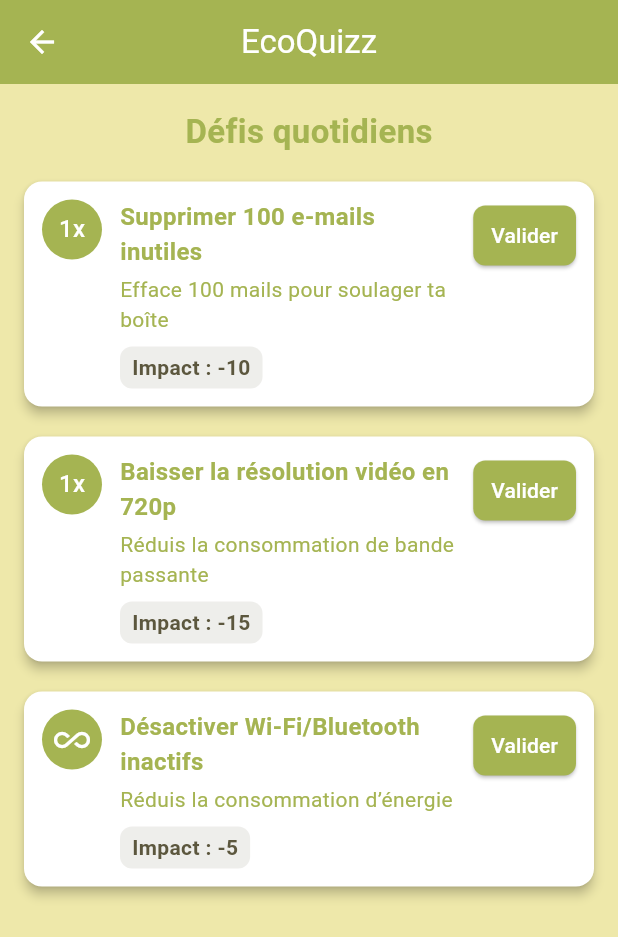
After one commit to HugoM38/EcoQuizz, a Flutter app: the DefiPage screen opened directly, on a phone screen of 412 x 824 dp. The commit adds this screen. Shown: the top 937 px of the screen. Run offline on Flutter 3.47's test engine with Material 3 defaults, Android fonts, the phone set to English and light mode, and no system bars; our stand-ins replace shared_preferences; accounts and stored records are empty.

Commit message:
Pre-merge: Front of the defi page

```diff
--- a/lib/main.dart
+++ b/lib/main.dart
@@ -1,3 +1,4 @@
+import 'package:ecoquizz/ui/defi/defi_home.dart';
 import 'package:flutter/material.dart';
 import 'package:ecoquizz/models/auth_model.dart';
 import 'package:ecoquizz/ui/auth/login_page.dart';
@@ -26,6 +27,7 @@ class EcoQuizz extends StatelessWidget {
       routes: {
         '/login': (context) => const LoginPage(),
         '/home': (context) => const HomePage(),
+        '/defi': (context) => const DefiPage()
       },
       navigatorObservers: [AuthObserver()],
       theme: ThemeData(
--- /dev/null
+++ b/lib/models/defi_model.dart
@@ -0,0 +1,31 @@
+class Defi {
+  final int id;
+  final String titre;
+  final String description;
+  final int impact;
+
+  Defi({
+    required this.id,
+    required this.titre,
+    required this.description,
+    required this.impact,
+  });
+
+  factory Defi.fromJson(Map<String, dynamic> json) {
+    return Defi(
+      id: json["id"],
+      titre: json["titre"],
+      description: json["description"],
+      impact: json["impact"],
+    );
+  }
+
+  Map<String, dynamic> toJson() {
+    return {
+      "id": id,
+      "titre": titre,
+      "description": description,
+      "impact": impact,
+    };
+  }
+}
--- /dev/null
+++ b/lib/services/defi_service.dart
@@ -0,0 +1,63 @@
+import 'dart:async';
+import 'package:ecoquizz/models/defi_model.dart';
+
+class DefiService {
+  // Fonction simulant un appel à une API pour récupérer une liste de défis.
+  // Pour l’instant, on se contente d’un délai simulé + liste mockée.
+  Future<List<Defi>> fetchDefis() async {
+    await Future.delayed(const Duration(seconds: 2));
+
+    // Liste de défis “mock”
+    return [
+      Defi(
+        id: 1,
+        titre: "Supprimer 100 e-mails inutiles",
+        description:
+        "Efface 100 messages non essentiels pour réduire l'encombrement numérique",
+        impact: -10,
+      ),
+      Defi(
+        id: 2,
+        titre: "Baisser la résolution des vidéos en 720p",
+        description:
+        "Réduis la consommation de bande passante en évitant la HD inutile",
+        impact: -15,
+      ),
+      Defi(
+        id: 3,
+        titre: "Désactiver le Wi-Fi et le Bluetooth quand inactifs",
+        description:
+        "Réduis la consommation d’énergie en désactivant les connexions inutilisées",
+        impact: -5,
+      ),
+      Defi(
+        id: 4,
+        titre: "Activer le mode sombre sur smartphone",
+        description:
+        "Diminue l’empreinte énergétique, surtout sur les écrans OLED/AMOLED",
+        impact: -7,
+      ),
+      Defi(
+        id: 5,
+        titre: "Transférer un fichier localement plutôt que via le cloud",
+        description:
+        "Utilise un câble ou un partage local pour éviter l’envoi sur des serveurs distants",
+        impact: -3,
+      ),
+      Defi(
+        id: 6,
+        titre: "Choisir un moteur de recherche écologique",
+        description:
+        "Privilégie des services qui compensent les émissions de CO₂",
+        impact: -4,
+      ),
+      Defi(
+        id: 7,
+        titre: "Limiter le streaming à un réseau Wi-Fi domestique",
+        description:
+        "Évite la data mobile pour réduire l'empreinte carbone et télécharge si possible",
+        impact: -6,
+      ),
+    ];
+  }
+}
--- /dev/null
+++ b/lib/ui/defi/defi_home.dart
@@ -0,0 +1,264 @@
+import 'package:flutter/material.dart';
+import 'package:ecoquizz/ui/widgets/EcoQuizz_appbar.dart';
+
+class DefiPage extends StatefulWidget {
+  const DefiPage({Key? key}) : super(key: key);
+
+  @override
+  State<DefiPage> createState() => _DefiPageState();
+}
+
+class _DefiPageState extends State<DefiPage> {
+  final Set<String> _validatedDefis = {};
+
+  @override
+  Widget build(BuildContext context) {
+    return Scaffold(
+      appBar: const EcoQuizzAppBar(title: "EcoQuizz"),
+      backgroundColor: Theme.of(context).colorScheme.surface,
+      body: FutureBuilder(
+        future: Future.delayed(const Duration(seconds: 1), () {
+          // Exemple de données mockées
+          return [
+            {
+              "id": "1",
+              "titre": "Supprimer 100 e-mails inutiles",
+              "description": "Efface 100 mails pour soulager ta boîte",
+              "impact": -10,
+              "unlimited": false
+            },
+            {
+              "id": "2",
+              "titre": "Baisser la résolution vidéo en 720p",
+              "description": "Réduis la consommation de bande passante",
+              "impact": -15,
+              "unlimited": false
+            },
+            {
+              "id": "3",
+              "titre": "Désactiver Wi-Fi/Bluetooth inactifs",
+              "description": "Réduis la consommation d’énergie",
+              "impact": -5,
+              "unlimited": true
+            },
+          ];
+        }),
+        builder: (context, snapshot) {
+          // 1) Chargement
+          if (snapshot.connectionState == ConnectionState.waiting) {
+            return const Center(child: CircularProgressIndicator());
+          }
+
+          // 2) Erreur
+          if (snapshot.hasError) {
+            return Center(
+              child: Text(
+                "Erreur : ${snapshot.error}",
+                style: TextStyle(
+                  color: Theme.of(context).colorScheme.onSurface,
+                ),
+              ),
+            );
+          }
+
+          // 3) Aucune donnée
+          if (!snapshot.hasData || (snapshot.data as List).isEmpty) {
+            return Center(
+              child: Text(
+                "Aucun défi disponible pour le moment.",
+                style: TextStyle(
+                  color: Theme.of(context).colorScheme.onSurface,
+                ),
+              ),
+            );
+          }
+
+          // 4) Affichage normal
+          final defis = snapshot.data as List;
+          return Column(
+            children: [
+              // Titre "Défis quotidiens"
+              Padding(
+                padding: const EdgeInsets.only(top: 16.0, bottom: 8.0),
+                child: Text(
+                  "Défis quotidiens",
+                  style: TextStyle(
+                    fontSize: 22,
+                    fontWeight: FontWeight.bold,
+                    color: Theme.of(context).colorScheme.onSurface,
+                  ),
+                ),
+              ),
+              Expanded(
+                child: ListView.builder(
+                  itemCount: defis.length,
+                  itemBuilder: (context, index) {
+                    final defi = defis[index];
+                    final defiId = defi["id"] as String;
+                    final bool isUnlimited = defi["unlimited"] as bool;
+                    final bool isAlreadyValidated =
+                    _validatedDefis.contains(defiId);
+
+                    return Container(
+                      margin:
+                      const EdgeInsets.symmetric(horizontal: 12, vertical: 6),
+                      child: Card(
+                        color: Colors.white,
+                        shape: RoundedRectangleBorder(
+                          borderRadius: BorderRadius.circular(12),
+                        ),
+                        elevation: 3,
+                        child: Padding(
+                          padding: const EdgeInsets.all(12.0),
+                          child: Row(
+                            crossAxisAlignment: CrossAxisAlignment.start,
+                            children: [
+                              // Icône ou tag "∞" si illimité, sinon un tag "1x"
+                              Container(
+                                margin: const EdgeInsets.only(right: 12),
+                                child: CircleAvatar(
+                                  radius: 20,
+                                  backgroundColor:
+                                  Theme.of(context).colorScheme.primary,
+                                  child: isUnlimited
+                                      ? const Icon(
+                                    Icons.all_inclusive,
+                                    color: Colors.white,
+                                  )
+                                      : const Text(
+                                    "1x",
+                                    style: TextStyle(color: Colors.white),
+                                  ),
+                                ),
+                              ),
+
+                              // Espace principal : titre + description + impact
+                              Expanded(
+                                child: Column(
+                                  crossAxisAlignment: CrossAxisAlignment.start,
+                                  children: [
+                                    // Titre
+                                    Text(
+                                      defi["titre"],
+                                      style: TextStyle(
+                                        fontSize: 16,
+                                        fontWeight: FontWeight.bold,
+                                        color: Theme.of(context)
+                                            .colorScheme
+                                            .onSurface,
+                                      ),
+                                    ),
+                                    const SizedBox(height: 4),
+                                    // Description
+                                    Text(
+                                      defi["description"],
+                                      style: TextStyle(
+                                        fontSize: 14,
+                                        color: Theme.of(context)
+                                            .colorScheme
+                                            .onSurface,
+                                      ),
+                                    ),
+                                    const SizedBox(height: 8),
+                                    // Impact
+                                    Row(
+                                      children: [
+                                        Container(
+                                          padding: const EdgeInsets.symmetric(
+                                              horizontal: 8, vertical: 4),
+                                          decoration: BoxDecoration(
+                                            color: Theme.of(context)
+                                                .colorScheme
+                                                .secondary
+                                                .withOpacity(0.1),
+                                            borderRadius:
+                                            BorderRadius.circular(8),
+                                          ),
+                                          child: Text(
+                                            "Impact : ${defi["impact"]}",
+                                            style: TextStyle(
+                                              color: Theme.of(context)
+                                                  .colorScheme
+                                                  .secondary,
+                                              fontWeight: FontWeight.bold,
+                                            ),
+                                          ),
+                                        ),
+                                      ],
+                                    ),
+                                  ],
+                                ),
+                              ),
+
+                              // Bouton Valider
+                              const SizedBox(width: 8),
+                              Column(
+                                children: [
+                                  ElevatedButton(
+                                    style: ElevatedButton.styleFrom(
+                                      backgroundColor: Theme.of(context)
+                                          .colorScheme
+                                          .primary,
+                                      foregroundColor: Theme.of(context)
+                                          .colorScheme
+                                          .onPrimary,
+                                      shape: RoundedRectangleBorder(
+                                        borderRadius: BorderRadius.circular(8),
+                                      ),
+                                      padding: const EdgeInsets.symmetric(
+                                          horizontal: 12, vertical: 8),
+                                    ),
+                                    onPressed: isUnlimited
+                                        ? () {
+                                      ScaffoldMessenger.of(context)
+                                          .showSnackBar(
+                                        SnackBar(
+                                          content: Text(
+                                              "Défi '${defi["titre"]}' validé (unlimited) !"),
+                                          behavior:
+                                          SnackBarBehavior.floating,
+                                        ),
+                                      );
+                                    }
+                                        : isAlreadyValidated
+                                        ? null
+                                        : () {
+                                      setState(() {
+                                        _validatedDefis.add(defiId);
+                                      });
+                                      ScaffoldMessenger.of(context)
+                                          .showSnackBar(
+                                        SnackBar(
+                                          content: Text(
+                                              "Défi '${defi["titre"]}' validé !"),
+                                          behavior: SnackBarBehavior
+                                              .floating,
+                                        ),
+                                      );
+                                    },
+                                    child: Text(
+                                      isUnlimited
+                                          ? "Valider"
+                                          : isAlreadyValidated
+                                          ? "Déjà validé"
+                                          : "Valider",
+                                      style: const TextStyle(fontSize: 14),
+                                    ),
+                                  ),
+                                ],
+                              ),
+                            ],
+                          ),
+                        ),
+                      ),
+                    );
+                  },
+                ),
+              ),
+            ],
+          );
+        },
+      ),
+    );
+  }
+}
```
